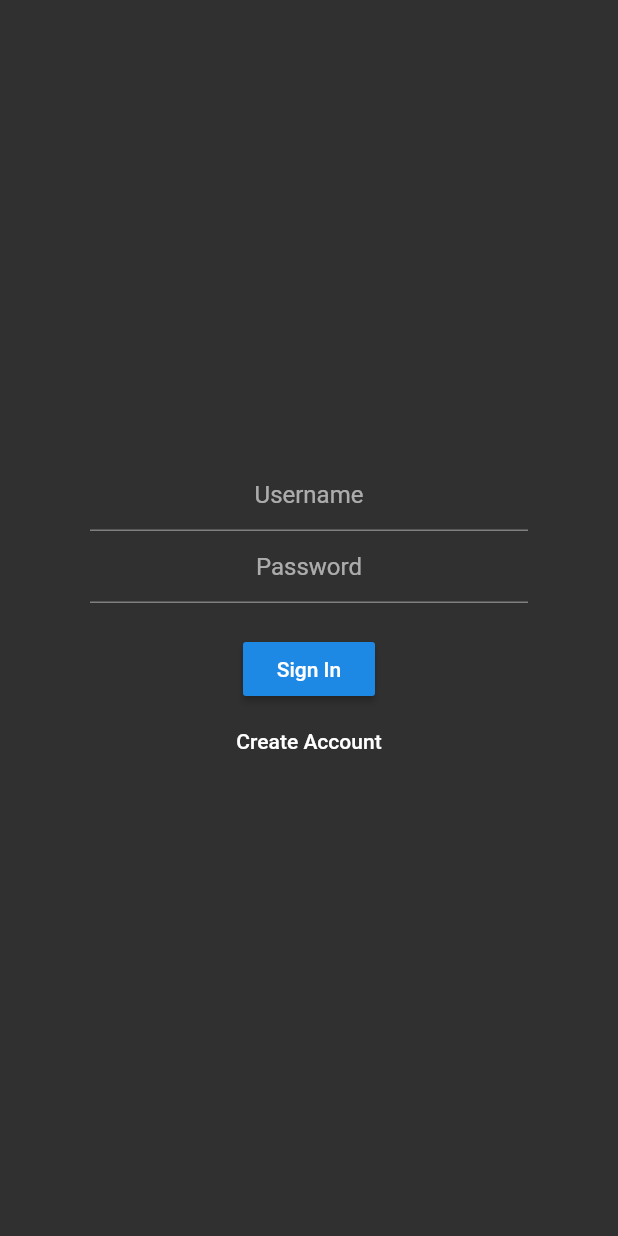
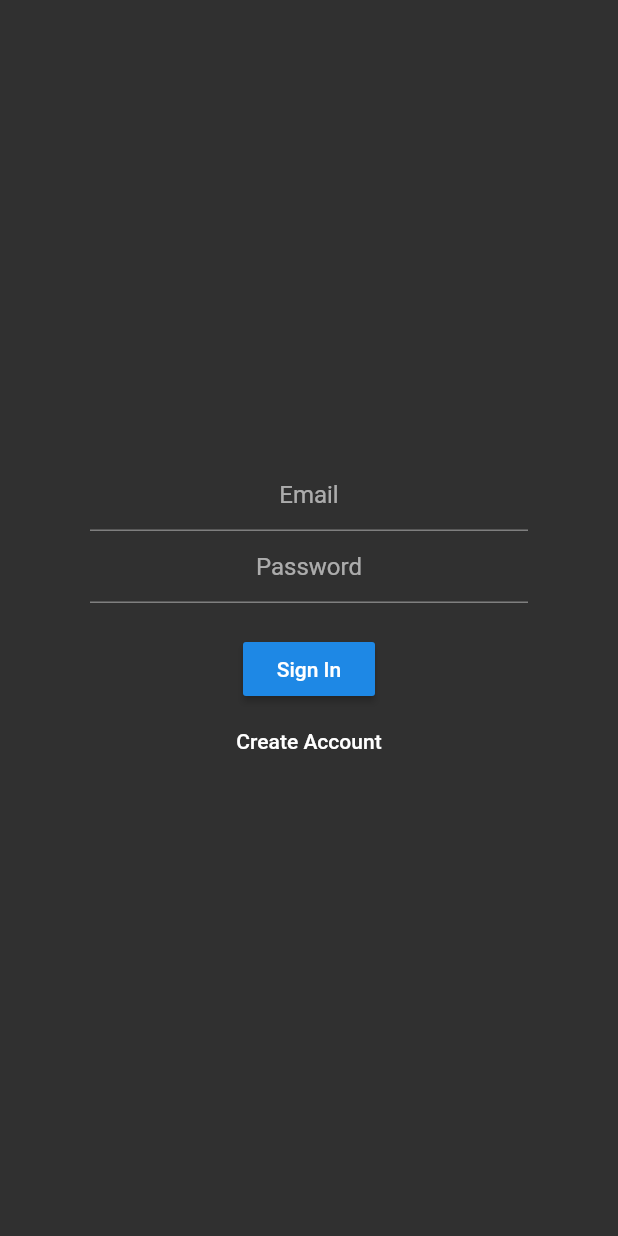
Before and after one commit to PatrickChow0803/production_todo, a Flutter app: the screen it shows after launch, on a phone screen of 412 x 824 dp. Run offline on Flutter 3.47's test engine with Material 2 defaults, Android fonts, the phone set to English and light mode, and no system bars; our stand-ins replace cloud_firestore, firebase_auth, firebase_core; accounts and stored records are empty.

Commit message:
Logging in and register work and with helpful error messages

```diff
--- a/lib/screens/login.dart
+++ b/lib/screens/login.dart
@@ -32,13 +32,17 @@ class _LoginState extends State<Login> {
                 TextFormField(
                   key: const ValueKey("username"),
                   textAlign: TextAlign.center,
-                  decoration: const InputDecoration(hintText: "Username"),
+                  decoration: const InputDecoration(hintText: "Email"),
                   controller: _emailController,
                 ),
                 TextFormField(
                   key: const ValueKey("password"),
                   textAlign: TextAlign.center,
-                  decoration: const InputDecoration(hintText: "Password"),
+                  decoration: const InputDecoration(
+                    hintText: "Password",
+                  ),
+                  obscureText: true,
+                  // validator: (val) => val.length < 6 ? 'Password too short.' : null,
                   controller: _passwordController,
                 ),
                 const SizedBox(
@@ -57,6 +61,7 @@ class _LoginState extends State<Login> {
                     } else {
                       ScaffoldMessenger.of(context).showSnackBar(SnackBar(
                         content: Text(returnVal),
+                        duration: const Duration(seconds: 2),
                       ));
                     }
                   },
@@ -75,6 +80,7 @@ class _LoginState extends State<Login> {
                     } else {
                       ScaffoldMessenger.of(context).showSnackBar(SnackBar(
                         content: Text(returnVal),
+                        duration: const Duration(seconds: 2),
                       ));
                     }
                   },
--- a/lib/services/auth.dart
+++ b/lib/services/auth.dart
@@ -15,6 +15,15 @@ class Auth {
       );
       return 'Success';
     } on FirebaseAuthException catch (e) {
+      if (email.isEmpty) {
+        return 'Email is empty';
+      }
+      if (!email.endsWith('.com')) {
+        return 'Not a proper email';
+      }
+      if (password.isEmpty) {
+        return 'Password is empty';
+      }
       return e.toString();
     } catch (e) {
       rethrow;
@@ -29,6 +38,15 @@ class Auth {
       );
       return 'Success';
     } on FirebaseAuthException catch (e) {
+      if (email.isEmpty) {
+        return 'Email is empty';
+      }
+      if (!email.endsWith('.com')) {
+        return 'Not a proper email';
+      }
+      if (password.isEmpty) {
+        return 'Password is empty';
+      }
       return e.toString();
     } catch (e) {
       rethrow;
```
